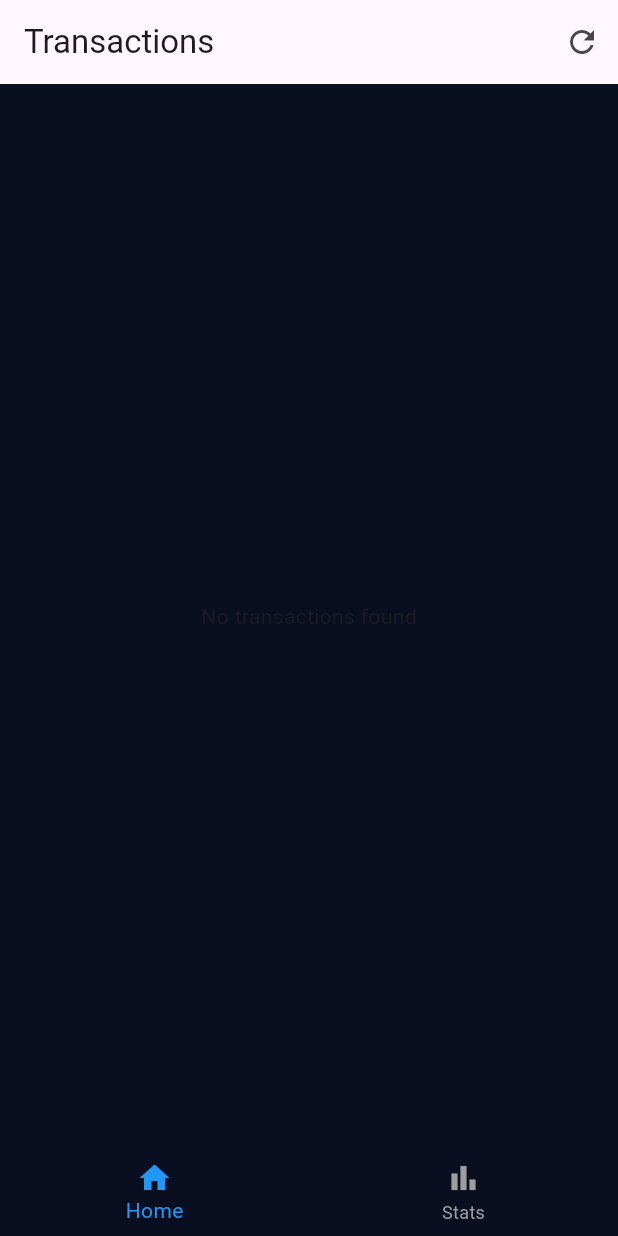
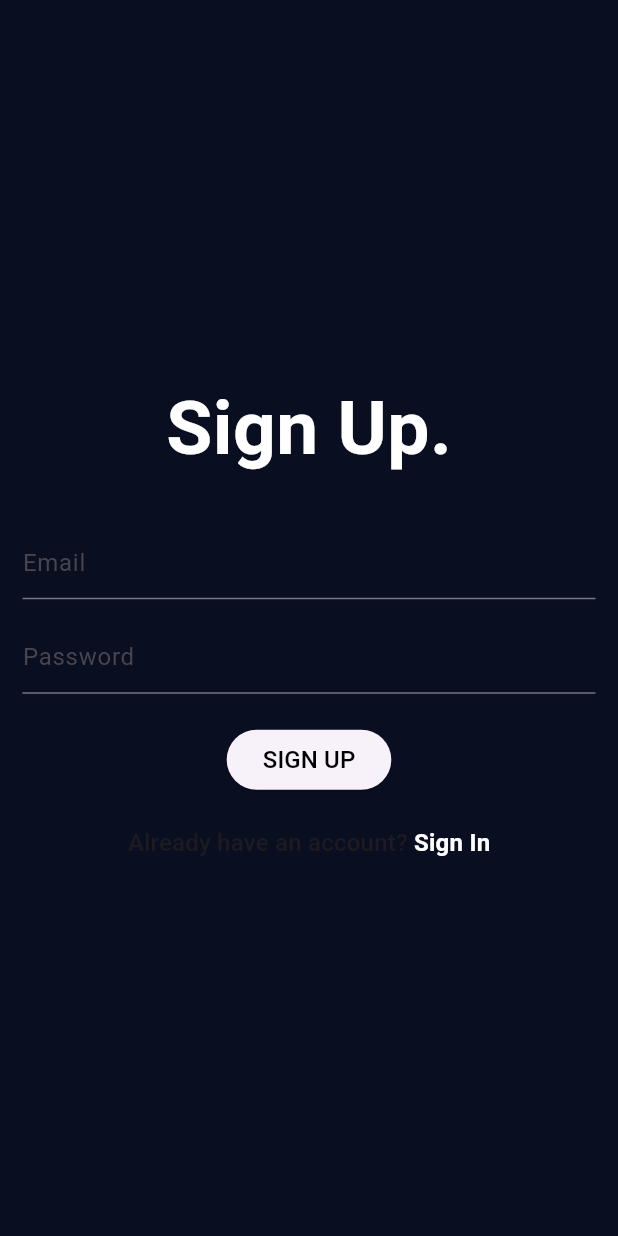
Before and after one commit to XasanMussa/financialChart, a Flutter app: the screen it shows after launch, on a phone screen of 412 x 824 dp. Run offline on Flutter 3.47's test engine with Material 3 defaults, Android fonts, the phone set to English and light mode, and no system bars; our stand-ins replace firebase_auth, firebase_core, fl_chart, permission_handler; missing offline and left inert: telephony; accounts and stored records are empty.

Commit message:
added firebase authentication

```diff
--- /dev/null
+++ b/lib/authentication/signup_page.dart
@@ -0,0 +1,115 @@
+import 'package:firebase_auth/firebase_auth.dart';
+import 'package:flutter/material.dart';
+import 'package:personal_finance_tracker/authentication/login_page.dart';
+
+class SignUpPage extends StatefulWidget {
+  static route() => MaterialPageRoute(
+        builder: (context) => const SignUpPage(),
+      );
+  const SignUpPage({super.key});
+
+  @override
+  State<SignUpPage> createState() => _SignUpPageState();
+}
+
+class _SignUpPageState extends State<SignUpPage> {
+  final emailController = TextEditingController();
+  final passwordController = TextEditingController();
+  final formKey = GlobalKey<FormState>();
+
+  @override
+  void dispose() {
+    emailController.dispose();
+    passwordController.dispose();
+    super.dispose();
+  }
+
+  Future<void> createUserWithEmailAndPassword() async {
+    try {
+      final userCredential = await FirebaseAuth.instance
+          .createUserWithEmailAndPassword(
+              email: emailController.text.trim(),
+              password: passwordController.text.trim());
+      print(userCredential);
+    } on FirebaseAuthException catch (e) {
+      print(e.message);
+    }
+  }
+
+  @override
+  Widget build(BuildContext context) {
+    return Scaffold(
+      body: Padding(
+        padding: const EdgeInsets.all(15.0),
+        child: Form(
+          key: formKey,
+          child: Column(
+            mainAxisAlignment: MainAxisAlignment.center,
+            children: [
+              const Text(
+                'Sign Up.',
+                style: TextStyle(
+                  color: Colors.white,
+                  fontSize: 50,
+                  fontWeight: FontWeight.bold,
+                ),
+              ),
+              const SizedBox(height: 10),
+              const SizedBox(height: 20),
+              TextFormField(
+                controller: emailController,
+                decoration: const InputDecoration(
+                  hintText: 'Email',
+                ),
+              ),
+              const SizedBox(height: 15),
+              TextFormField(
+                controller: passwordController,
+                decoration: const InputDecoration(
+                  hintText: 'Password',
+                ),
+                obscureText: true,
+              ),
+              const SizedBox(height: 20),
+              ElevatedButton(
+                onPressed: () {
+                  createUserWithEmailAndPassword();
+                },
+                child: const Text(
+                  'SIGN UP',
+                  style: TextStyle(
+                    fontSize: 16,
+                    color: Color.fromARGB(255, 0, 0, 0),
+                  ),
+                ),
+              ),
+              const SizedBox(height: 20),
+              GestureDetector(
+                onTap: () {
+                  Navigator.push(context, LoginPage.route());
+                },
+                child: RichText(
+                  text: TextSpan(
+                    text: 'Already have an account? ',
+                    style: Theme.of(context).textTheme.titleMedium,
+                    children: [
+                      TextSpan(
+                        text: 'Sign In',
+                        style: Theme.of(context)
+                            .textTheme
+                            .titleMedium
+                            ?.copyWith(
+                                fontWeight: FontWeight.bold,
+                                color: Colors.white),
+                      ),
+                    ],
+                  ),
+                ),
+              ),
+            ],
+          ),
+        ),
+      ),
+    );
+  }
+}
--- a/lib/main.dart
+++ b/lib/main.dart
@@ -1,4 +1,5 @@
-// import 'package:personal_finance_tracker/sms_analyzer.dart';
+import 'package:firebase_auth/firebase_auth.dart';
+import 'package:personal_finance_tracker/authentication/signup_page.dart';
 import 'package:personal_finance_tracker/firebase_options.dart';
 import 'package:firebase_core/firebase_core.dart';
 import 'package:flutter/material.dart';
@@ -25,7 +26,18 @@ class MyApp extends StatelessWidget {
           scaffoldBackgroundColor: const Color(0xFF0A0E21),
           cardColor: const Color(0xFF1D1E33),
         ),
-      home: TransactionScreen(),
+        home: StreamBuilder(
+            stream: FirebaseAuth.instance.authStateChanges(),
+            builder: (context, snapshot) {
+              if (snapshot.connectionState == ConnectionState.waiting) {
+                return const Center(
+                  child: CircularProgressIndicator(),
                 );
               }
+              if (snapshot.data != null) {
+                return const TransactionScreen();
               }
+              return const SignUpPage();
+            }));
+  }
+}
--- a/pubspec.yaml
+++ b/pubspec.yaml
@@ -39,6 +39,7 @@ dependencies:
   # Use with the CupertinoIcons class for iOS style icons.
   cupertino_icons: ^1.0.8
   firebase_core: ^3.11.0
+  firebase_auth: ^5.4.2
 
 dev_dependencies:
   flutter_test:
```
Also changed, not shown: lib/authentication/login_page.dart (added, +126 -0 lines), lib/model/transaction_model_only_for_evc.dart (deleted, +0 -81 lines), lib/pages/transaction_analyzer.dart (+20 -0 lines), pubspec.lock, 3 other files. Lines whose indentation alone changed are shown as unchanged.
